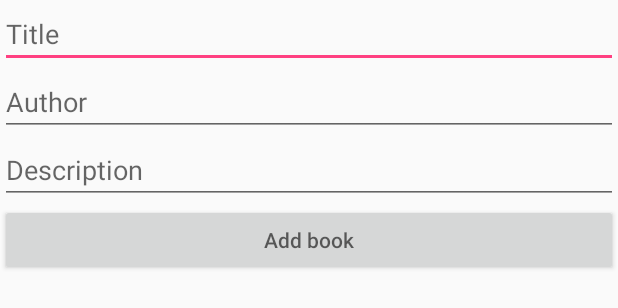
After one commit to isabelhurley/ReadingListApp, an Android app: the layout activity_manual_add_book.xml on its own in the app's theme, with its tools: preview values and no code run, on a phone screen of 412 x 824 dp. The commit adds this screen. Shown: the top 308 px of the screen. Run offline under Robolectric (Android 15) with nearby library versions, the phone set to English and light mode, and no system bars.

Commit message:
manual app completed

```diff
--- a/app/build.gradle
+++ b/app/build.gradle
@@ -22,6 +22,7 @@ android {
 
 dependencies {
     compile fileTree(dir: 'libs', include: ['*.jar'])
+    compile 'com.android.support.constraint:constraint-layout:1.0.2'
     androidTestCompile('com.android.support.test.espresso:espresso-core:2.2.2', {
         exclude group: 'com.android.support', module: 'support-annotations'
     })
@@ -48,4 +49,5 @@ dependencies {
 
 
 
+
 apply plugin: 'com.google.gms.google-services'
--- /dev/null
+++ b/app/src/main/res/layout/activity_manual_add_book.xml
@@ -0,0 +1,34 @@
+<?xml version="1.0" encoding="utf-8"?>
+<LinearLayout xmlns:android="http://schemas.android.com/apk/res/android"
+    xmlns:app="http://schemas.android.com/apk/res-auto"
+    xmlns:tools="http://schemas.android.com/tools"
+    android:orientation="vertical"
+    android:layout_width="match_parent"
+    android:layout_height="match_parent"
+    tools:context="hu.ait.android.readinglistapp.ManualAddBookActivity">
+
+    <EditText
+        android:id="@+id/etManTitle"
+        android:layout_width="match_parent"
+        android:layout_height="wrap_content"
+        android:hint="@string/title"/>
+
+    <EditText
+        android:id="@+id/etAuthor"
+        android:layout_width="match_parent"
+        android:layout_height="wrap_content"
+        android:hint="@string/author"/>
+
+    <EditText
+        android:id="@+id/etDesc"
+        android:layout_width="match_parent"
+        android:layout_height="wrap_content"
+        android:hint="@string/desc"/>
+
+    <Button
+        android:id="@+id/btnAddBookMan"
+        android:layout_width="match_parent"
+        android:layout_height="wrap_content"
+        android:hint="@string/add_book"/>
+
+</LinearLayout>
--- a/app/src/main/res/values/strings.xml
+++ b/app/src/main/res/values/strings.xml
@@ -36,4 +36,10 @@
     <string name="add_manually">Add manually</string>
     <string name="search_on_google_books">Search on Google Books</string>
     <string name="title_activity_select_method">Add a book</string>
+    <string name="title_activity_add_manually">Add a book manually</string>
+    <string name="title">Title</string>
+    <string name="author">Author</string>
+    <string name="desc">Description</string>
+    <string name="add_book">Add book</string>
+    <string name="empty_title_error">Title cannot be empty</string>
 </resources>
```
Also changed, not shown: app/src/main/AndroidManifest.xml (+11 -7 lines), app/src/main/java/hu/ait/android/readinglistapp/EditBooklistActivity.java (+4 -4 lines), app/src/main/java/hu/ait/android/readinglistapp/ManualAddBookActivity.java (added, +103 -0 lines), app/src/main/java/hu/ait/android/readinglistapp/SelectAddMethodActivity.java (+33 -3 lines), app/src/main/java/hu/ait/android/readinglistapp/data/Book.java (+7 -0 lines).
